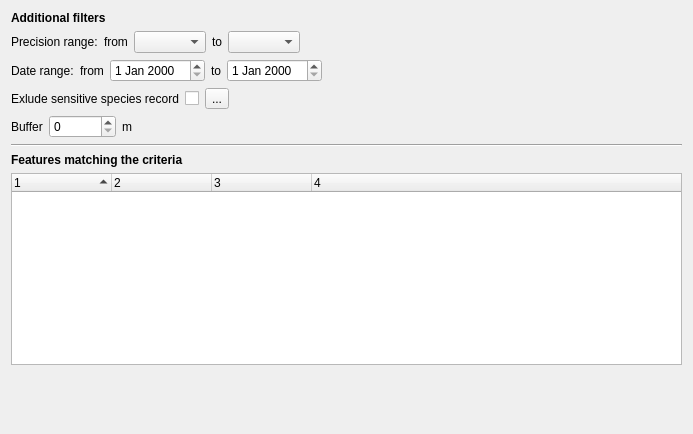
This is ui_filter.ui in lutraconsulting/qgis-nnpa-reporting as Qt 5 draws it before an edit. The edited form follows.
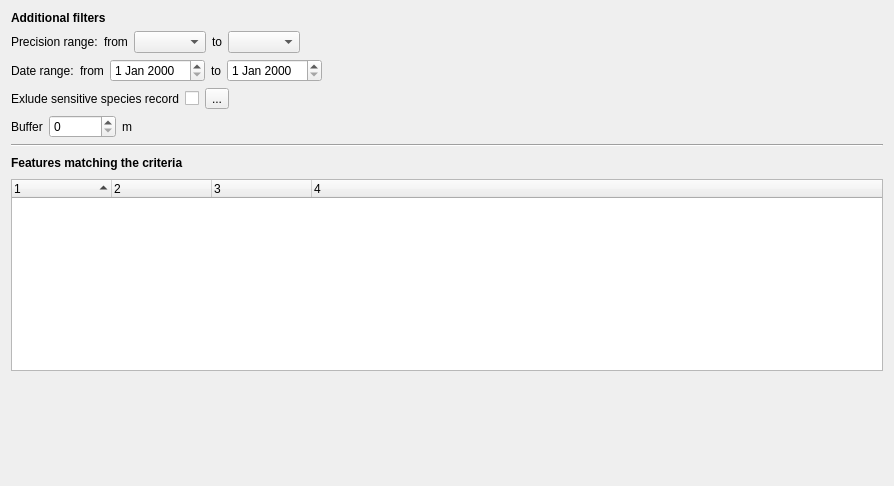
This is the edited form.

Commit message: add total count to return dialog

Diff of the .ui file:
```diff
--- a/ui_filter.ui
+++ b/ui_filter.ui
@@ -6,8 +6,8 @@
    <rect>
     <x>0</x>
     <y>0</y>
-    <width>693</width>
-    <height>434</height>
+    <width>894</width>
+    <height>486</height>
    </rect>
   </property>
   <property name="windowTitle">
@@ -250,7 +250,9 @@
     </widget>
    </item>
    <item>
-    <widget class="QLabel" name="label_12">
+    <layout class="QHBoxLayout" name="horizontalLayout_5">
+     <item>
+      <widget class="QLabel" name="lbFeatures">
      <property name="font">
       <font>
        <weight>75</weight>
@@ -261,6 +263,28 @@
       <string>Features matching the criteria</string>
      </property>
     </widget>
+     </item>
+     <item>
+      <spacer name="horizontalSpacer_5">
+       <property name="orientation">
+        <enum>Qt::Horizontal</enum>
+       </property>
+       <property name="sizeHint" stdset="0">
+        <size>
+         <width>40</width>
+         <height>20</height>
+        </size>
+       </property>
+      </spacer>
+     </item>
+     <item>
+      <widget class="QLabel" name="lbTotal">
+       <property name="text">
+        <string/>
+       </property>
+      </widget>
+     </item>
+    </layout>
    </item>
    <item>
     <widget class="QTreeWidget" name="treeResults">
```
Lines whose indentation alone changed are shown as unchanged. The commit also changes 2 other files.
